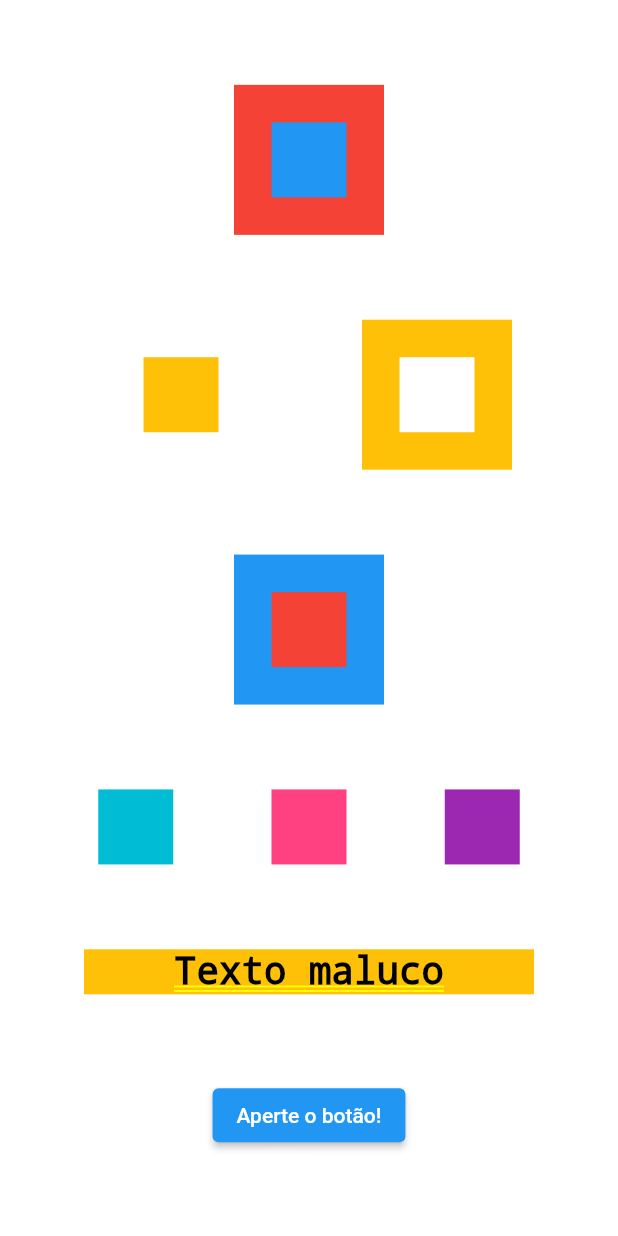
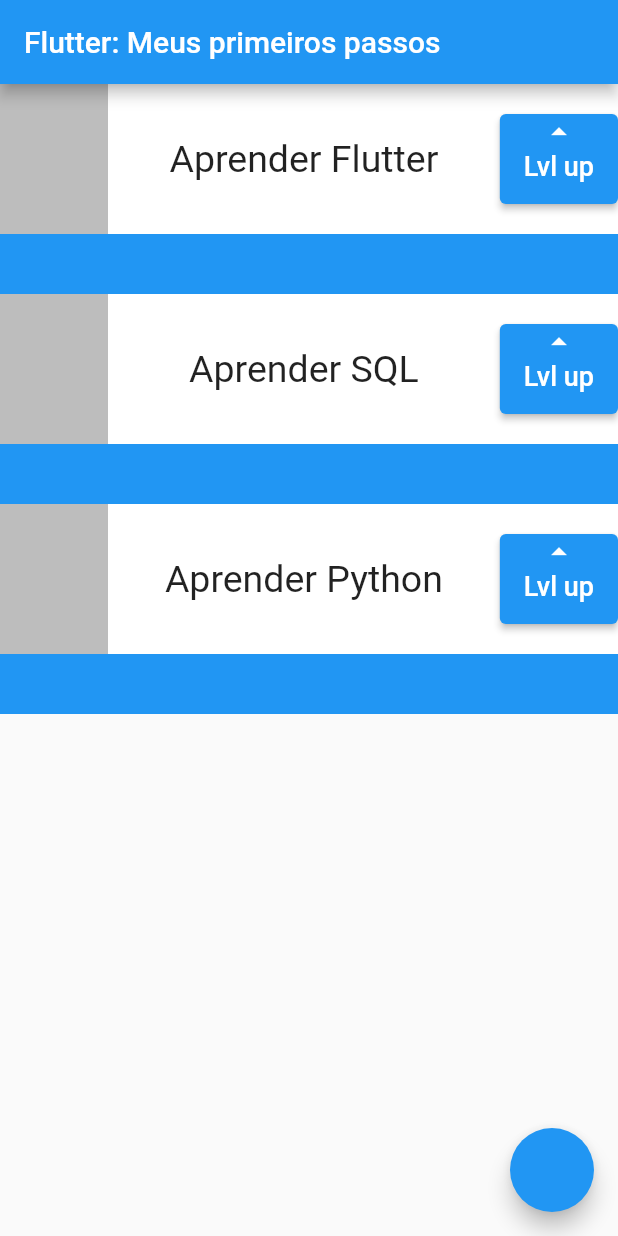
Before and after one commit to xFelipe/estudos-flutter-1, a Flutter app: the screen it shows after launch, on a phone screen of 412 x 824 dp. Run offline on Flutter 3.47's test engine with Material 2 defaults, Android fonts, the phone set to English and light mode, and no system bars.

Commit message:
Stateless Widget.

```diff
--- a/lib/main.dart
+++ b/lib/main.dart
@@ -15,142 +15,74 @@ class MyApp extends StatelessWidget {
       theme: ThemeData(
         primarySwatch: Colors.blue,
       ),
-      home: Container(
-        color: Colors.white,
-        child: Column(
-          mainAxisAlignment: MainAxisAlignment.spaceEvenly,
-          crossAxisAlignment: CrossAxisAlignment.center,
+      home: Scaffold(
+        appBar: AppBar(title: Text("Flutter: Meus primeiros passos")),
+        body: Column(
           children: [
-            Stack(
-              alignment: AlignmentDirectional.center,
-              children: [
-                Container(
-                  color: Colors.red,
-                  width: 100,
-                  height: 100,
-                ),
-                Container(
-                  color: Colors.blue,
-                  width: 50,
-                  height: 50,
-                ),
+            Task("Aprender Flutter"),
+            Task("Aprender SQL"),
+            Task("Aprender Python"),
           ],
         ),
-            Row(
-              mainAxisAlignment: MainAxisAlignment.spaceEvenly,
-              children: [
-                Stack(
-                  alignment: AlignmentDirectional.center,
-                  children: [
-                    Container(
-                      color: Colors.white,
-                      width: 100,
-                      height: 100,
-                    ),
-                    Container(
-                      color: Colors.amber,
-                      width: 50,
-                      height: 50,
-                    ),
-                  ],
-                ),
-                Stack(
-                  alignment: AlignmentDirectional.center,
-                  children: [
-                    Container(
-                      color: Colors.amber,
-                      width: 100,
-                      height: 100,
-                    ),
-                    Container(
-                      color: Colors.white,
-                      width: 50,
-                      height: 50,
-                    ),
-                  ],
-                )
-              ],
-            ),
-            Stack(
-              alignment: AlignmentDirectional.center,
-              children: [
-                Container(
-                  color: Colors.blue,
-                  width: 100,
-                  height: 100,
-                ),
-                Container(
-                  color: Colors.red,
-                  width: 50,
-                  height: 50,
-                ),
-              ],
-            ),
-            Row(
-              mainAxisAlignment: MainAxisAlignment.spaceEvenly,
-              crossAxisAlignment: CrossAxisAlignment.center,
-              children: [
-                Container(
-                  color: Colors.cyan,
-                  width: 50,
-                  height: 50,
-                ),
-                Container(
-                  color: Colors.pinkAccent,
-                  width: 50,
-                  height: 50,
-                ),
-                Container(
-                  color: Colors.purple,
-                  width: 50,
-                  height: 50,
-                ),
-              ],
-            ),
-            Container(
-              color: Colors.amber,
-              width: 300,
-              height: 30,
-              child: const Text(
-                "Texto maluco",
-                style: TextStyle(
-                  color: Colors.black,
-                  fontSize: 25,
-                ),
-                textAlign: TextAlign.center,
-              ),
-            ),
-            ElevatedButton(
-                onPressed: () {
-                  print("Você apertou o Botão!");
-                },
-                child: Text("Aperte o botão!"))
-          ],
+        floatingActionButton: FloatingActionButton(
+          onPressed: () {},
         ),
       ),
     );
   }
 }
 
-/*
-home: Stack(
-          alignment: AlignmentDirectional.bottomCenter,
+class Task extends StatelessWidget {
+  final String name;
+  int level;
+
+  Task(this.name, {Key? key, this.level = 0}) : super(key: key);
+
+  @override
+  Widget build(BuildContext context) {
+    return Container(
+      child: Stack(
         children: [
           Container(
-              color: Colors.red,
-              width: 500,
-              height: 300,
+            color: Colors.blue,
+            height: 140,
           ),
           Container(
             color: Colors.white,
-              width: 500,
-              height: 300,
+            height: 100,
+            child: Row(
+              mainAxisAlignment: MainAxisAlignment.spaceBetween,
+              children: [
+                Container(
+                  color: Colors.black26,
+                  width: 72,
+                  height: 100,
+                ),
+                Text(
+                  name,
+                  style: const TextStyle(fontSize: 25),
                 ),
                 Container(
-              color: Colors.blue,
-              width: 500,
-              height: 300,
+                  height: 60,
+                  child: ElevatedButton(
+                      onPressed: () {
+                        print("Aprendendo $name - Level: ${++level}.");
+                      },
+                      child: Column(
+                        children: const [
+                          Icon(Icons.arrow_drop_up),
+                          Text(
+                            "Lvl up",
+                            style: TextStyle(fontSize: 18),
                           )
                         ],
+                      )),
                 )
- */
+              ],
+            ),
+          )
+        ],
+      ),
+    );
+  }
+}
```
Lines whose indentation alone changed are shown as unchanged.
